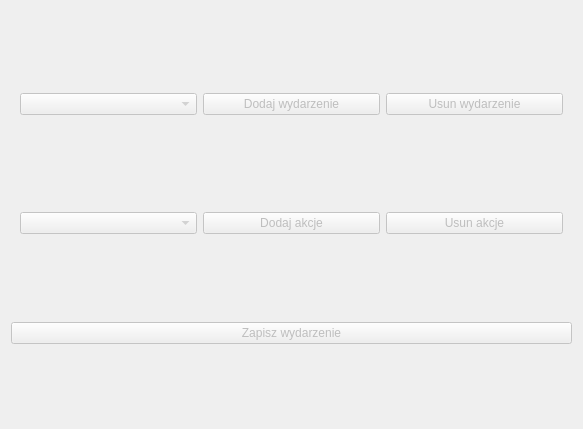
Before: the Qt Designer form DataManager/forms/GUI/action/eventsview.ui in jurikimurik/Witcher_Adventures_PHP_QTCPP, drawn with Qt 5.
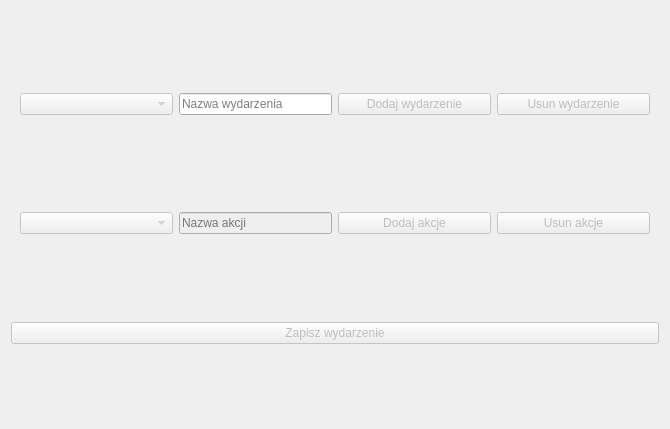
After: the same form once the commit is applied.

Commit message: New fields about event and action names added ONLY.

Patch:
```diff
--- a/DataManager/forms/GUI/action/eventsview.ui
+++ b/DataManager/forms/GUI/action/eventsview.ui
@@ -6,7 +6,7 @@
    <rect>
     <x>0</x>
     <y>0</y>
-    <width>583</width>
+    <width>670</width>
     <height>429</height>
    </rect>
   </property>
@@ -33,6 +33,31 @@
         </property>
        </widget>
       </item>
+      <item>
+       <widget class="QLineEdit" name="eventNameEdit">
+        <property name="sizePolicy">
+         <sizepolicy hsizetype="Preferred" vsizetype="Fixed">
+          <horstretch>0</horstretch>
+          <verstretch>0</verstretch>
+         </sizepolicy>
+        </property>
+        <property name="toolTip">
+         <string/>
+        </property>
+        <property name="statusTip">
+         <string/>
+        </property>
+        <property name="whatsThis">
+         <string/>
+        </property>
+        <property name="accessibleName">
+         <string/>
+        </property>
+        <property name="placeholderText">
+         <string>Nazwa wydarzenia</string>
+        </property>
+       </widget>
+      </item>
       <item>
        <widget class="QPushButton" name="addEventButton">
         <property name="enabled">
@@ -71,6 +96,19 @@
       <item>
        <widget class="QComboBox" name="actionBox"/>
       </item>
+      <item>
+       <widget class="QLineEdit" name="actionNameEdit">
+        <property name="sizePolicy">
+         <sizepolicy hsizetype="Preferred" vsizetype="Fixed">
+          <horstretch>0</horstretch>
+          <verstretch>0</verstretch>
+         </sizepolicy>
+        </property>
+        <property name="placeholderText">
+         <string>Nazwa akcji</string>
+        </property>
+       </widget>
+      </item>
       <item>
        <widget class="QPushButton" name="addActionButton">
         <property name="text">
```
Left out of the diff: 50 changed lines with no effect on the pictures. The commit also changes 2 other files.
